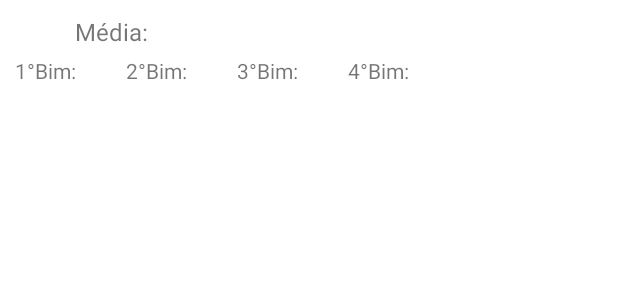
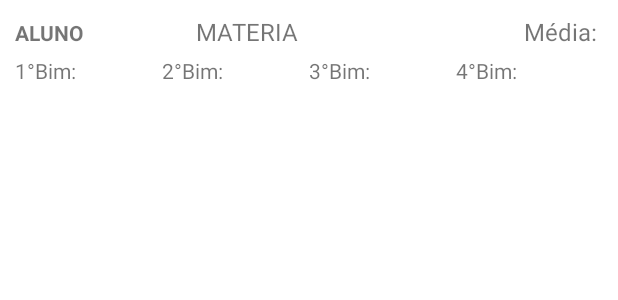
Before and after one commit to BrunoVian/Trab2BimAndroid, an Android app: the layout item_list_notas_aluno.xml on its own in the app's theme, with its tools: preview values and no code run, on a phone screen of 412 x 824 dp. Shown: the top 300 px of the screen. Run offline under Robolectric (Android 15) with nearby library versions, the phone set to English and light mode, and no system bars.

Commit message:
Implementada Listagem de Médias, e ajustada filtro e Aluno

```diff
--- a/app/src/main/AndroidManifest.xml
+++ b/app/src/main/AndroidManifest.xml
@@ -7,7 +7,7 @@
         android:dataExtractionRules="@xml/data_extraction_rules"
         android:fullBackupContent="@xml/backup_rules"
         android:icon="@mipmap/ic_launcher"
-        android:label="@string/app_name"
+        android:label="Trab Segundo Bimestre"
         android:supportsRtl="true"
         android:theme="@style/Theme.Trabalho2BimAndroid"
         tools:targetApi="31">
--- a/app/src/main/res/layout/activity_medias.xml
+++ b/app/src/main/res/layout/activity_medias.xml
@@ -49,7 +49,7 @@
             <ListView
                 android:id="@+id/lvMedias"
                 android:layout_width="match_parent"
-                android:layout_height="match_parent" />
+                android:layout_height="544dp"/>
 
         </LinearLayout>
 
--- a/app/src/main/res/layout/activity_notas.xml
+++ b/app/src/main/res/layout/activity_notas.xml
@@ -6,7 +6,6 @@
     android:orientation="vertical"
     android:padding="15dp"
     tools:context=".activitys.NotasActivity">
-
 
     <TextView
         android:layout_width="match_parent"
--- a/app/src/main/res/layout/item_list_notas_aluno.xml
+++ b/app/src/main/res/layout/item_list_notas_aluno.xml
@@ -14,18 +14,18 @@
             android:id="@+id/tvNmAluno"
             android:layout_width="wrap_content"
             android:layout_height="wrap_content"
-            android:text=""
-            android:textSize="16dp"
+            android:text="ALUNO"
+            android:layout_weight="1"
             android:textStyle="bold"
             android:layout_marginBottom="5dp" />
 
         <TextView
             android:id="@+id/tvMateria"
-            android:text=""
+            android:text="MATERIA"
             android:textSize="16dp"
             android:layout_width="wrap_content"
             android:layout_height="wrap_content"
-            android:layout_marginLeft="20dp"
+            android:layout_weight="1"
             android:layout_marginBottom="5dp" />
 
         <TextView
@@ -34,7 +34,8 @@
             android:layout_height="wrap_content"
             android:text="Média: "
             android:textSize="16dp"
-            android:layout_marginLeft="20dp"
+            android:gravity="end"
+            android:layout_weight="1"
             android:layout_marginBottom="5dp" />
     </LinearLayout>
 
@@ -47,26 +48,27 @@
             android:id="@+id/tvPriBim"
             android:layout_width="wrap_content"
             android:text="1°Bim: "
+            android:layout_weight="1"
             android:layout_height="wrap_content" />
 
         <TextView
             android:id="@+id/tvSegBim"
             android:layout_width="wrap_content"
             android:text="2°Bim: "
-            android:layout_marginLeft="30dp"
+            android:layout_weight="1"
             android:layout_height="wrap_content" />
 
         <TextView
             android:id="@+id/tvTerBim"
             android:text="3°Bim: "
-            android:layout_marginLeft="30dp"
+            android:layout_weight="1"
             android:layout_width="wrap_content"
             android:layout_height="wrap_content" />
 
         <TextView
             android:id="@+id/tvQuaBim"
             android:text="4°Bim: "
-            android:layout_marginLeft="30dp"
+            android:layout_weight="1"
             android:layout_width="wrap_content"
             android:layout_height="wrap_content" />
     </LinearLayout>
--- a/app/src/main/res/values-night/themes.xml
+++ b/app/src/main/res/values-night/themes.xml
@@ -1,6 +1,6 @@
 <resources xmlns:tools="http://schemas.android.com/tools">
     <!-- Base application theme. -->
-    <style name="Theme.Trabalho2BimAndroid" parent="Theme.MaterialComponents.DayNight.DarkActionBar">
+    <style name="Theme.Trabalho2BimAndroid" parent="Theme.MaterialComponents.Light.NoActionBar">
         <!-- Primary brand color. -->
         <item name="colorPrimary">@color/purple_200</item>
         <item name="colorPrimaryVariant">@color/purple_700</item>
--- a/app/src/main/res/values/themes.xml
+++ b/app/src/main/res/values/themes.xml
@@ -1,6 +1,6 @@
 <resources xmlns:tools="http://schemas.android.com/tools">
     <!-- Base application theme. -->
-    <style name="Theme.Trabalho2BimAndroid" parent="Theme.MaterialComponents.DayNight.DarkActionBar">
+    <style name="Theme.Trabalho2BimAndroid" parent="Theme.MaterialComponents.Light.NoActionBar">
         <!-- Primary brand color. -->
         <item name="colorPrimary">@color/purple_500</item>
         <item name="colorPrimaryVariant">@color/purple_700</item>
```
Also changed, not shown: app/src/main/java/br/unipar/trabalho2bimandroid/MainActivity.java (+15 -20 lines), app/src/main/java/br/unipar/trabalho2bimandroid/activitys/MediasActivity.java (+56 -1 lines), app/src/main/java/br/unipar/trabalho2bimandroid/activitys/NotasActivity.java (+15 -16 lines), app/src/main/java/br/unipar/trabalho2bimandroid/adpaters/MediaAdapter.java (added, +80 -0 lines), app/src/main/java/br/unipar/trabalho2bimandroid/adpaters/NotaAdapter.java (+5 -3 lines), app/src/main/res/layout/item_list_medias_aluno.xml (added, +59 -0 lines).
